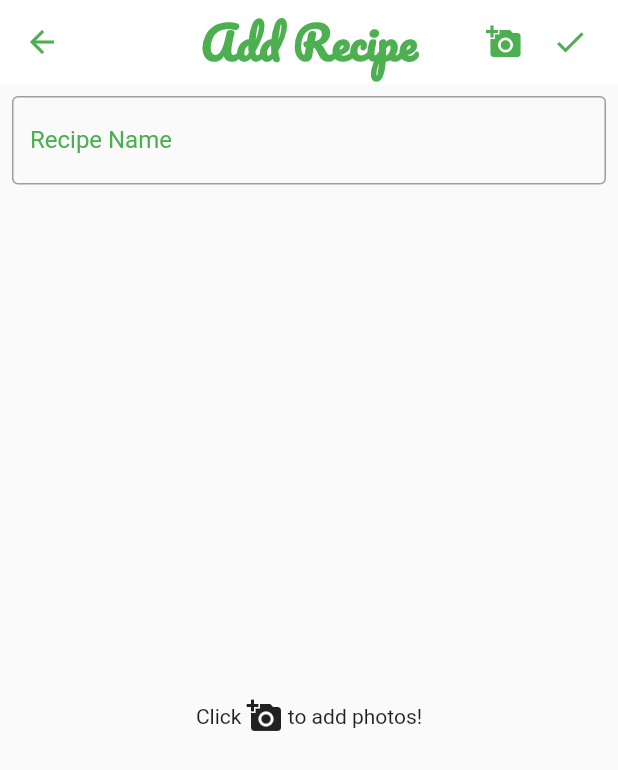
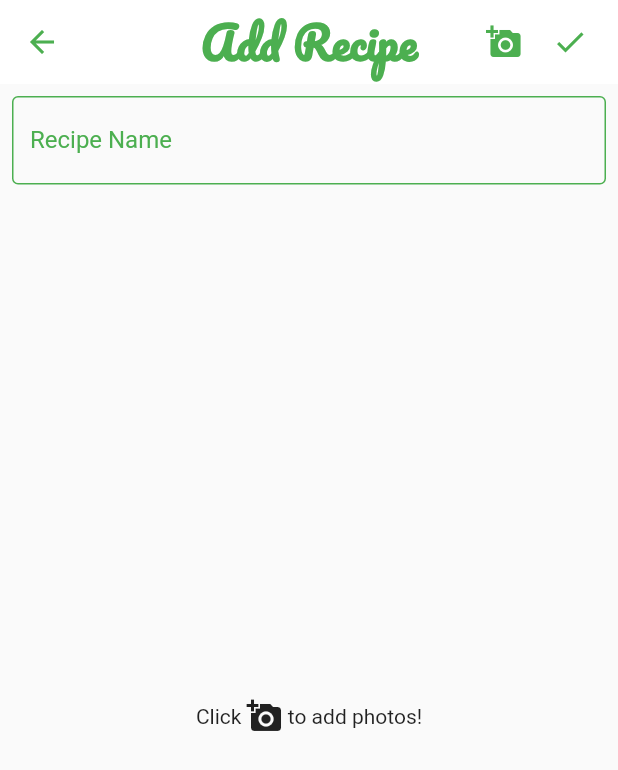
Before and after one commit to jmleep/Recipeasy, a Flutter app: the AddEditRecipe screen opened directly, on a phone screen of 412 x 824 dp. Shown: the top 770 px of the screen. Run offline on Flutter 3.47's test engine with Material 2 defaults, Android fonts, the phone set to English and light mode, and no system bars; our stand-ins replace google_fonts, image_picker, sqflite; missing offline and left inert: flutter_material_color_picker; accounts and stored records are empty.

Commit message:
fix input border color

```diff
--- a/lib/util/widget_styles.dart
+++ b/lib/util/widget_styles.dart
@@ -2,16 +2,18 @@ import 'package:flutter/material.dart';
 
 class ReusableStyleWidget {
   static InputDecoration inputDecoration(BuildContext context, String hint) {
+    var primaryColor = Theme.of(context).primaryColor;
+
     return InputDecoration(
         //hintText: hint,
         labelText: hint,
-        labelStyle: TextStyle(color: Theme.of(context).primaryColor),
+        labelStyle: TextStyle(color: primaryColor),
         floatingLabelBehavior: FloatingLabelBehavior.auto,
-        focusColor: Theme.of(context).primaryColor,
+        focusColor: primaryColor,
         //hintStyle: TextStyle(color: Colors.deepOrange),
-        focusedBorder: const OutlineInputBorder(
-            borderSide: const BorderSide(color: Colors.deepOrange)),
-        enabledBorder: const OutlineInputBorder(
-            borderSide: const BorderSide(color: Colors.grey)));
+        focusedBorder:
+            OutlineInputBorder(borderSide: BorderSide(color: primaryColor)),
+        enabledBorder:
+            OutlineInputBorder(borderSide: BorderSide(color: primaryColor)));
   }
 }
```
